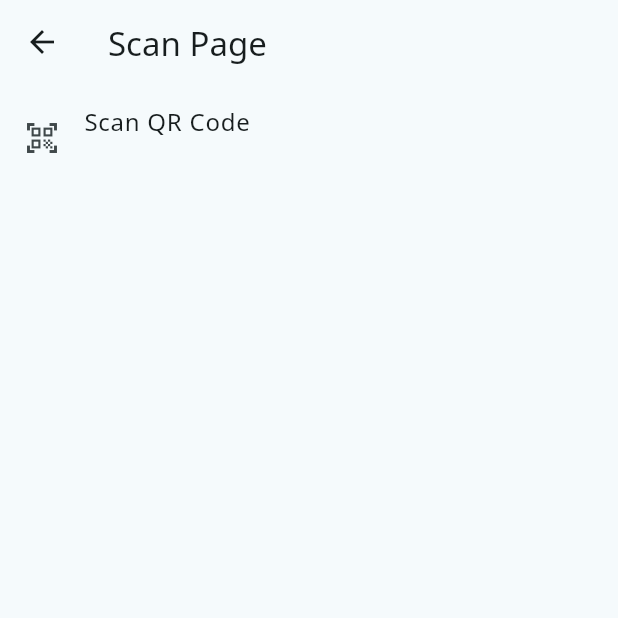
After one commit to FibreCase/FibreKitsApp, a Flutter app: the screen it shows after launch, in the side drawer, after a tap on "Scan", on a phone screen of 412 x 824 dp, the top half of it. The commit adds this screen. Run offline on Flutter 3.47's test engine with Material 3 defaults, Android fonts, the phone set to English and light mode, and no system bars; drawn by our look-alikes of dynamic_color; our stand-ins replace get, google_fonts, socket_io_client; missing offline and left inert: mobile_scanner.

Commit message:
添加扫码功能

```diff
--- a/lib/pages/main_struct.dart
+++ b/lib/pages/main_struct.dart
@@ -1,5 +1,6 @@
 import 'package:fibre_kits/pages/home_page.dart';
 import 'package:fibre_kits/pages/messager_page.dart';
+import 'package:fibre_kits/pages/scan_page.dart';
 import 'package:fibre_kits/pages/settings_page.dart';
 import 'package:flutter/material.dart';
 import 'package:get/get.dart';
@@ -58,6 +59,21 @@ class MainStruct extends StatelessWidget {
                 });
               },
             ),
+            ListTile(
+              title: const Text('Scan'),
+              subtitle: const Text('扫码'),
+              leading: const Icon(Icons.qr_code),
+              onTap: () {
+                Get.back();
+                Future.delayed(const Duration(milliseconds: 100), () {
+                  Get.to(
+                  () => const ScanPage(),
+                  transition: Transition.rightToLeft,
+                  duration: const Duration(milliseconds: 300),
+                  );
+                });
+              },
+            ),
             const Divider(),
             ListTile(
               title: const Text('Settings'),
--- /dev/null
+++ b/lib/pages/scan_page.dart
@@ -0,0 +1,63 @@
+import 'package:fibre_kits/get/controllers.dart';
+import 'package:flutter/material.dart';
+import 'package:mobile_scanner/mobile_scanner.dart';
+import 'package:get/get.dart';
+
+class ScanPage extends StatelessWidget {
+  const ScanPage({super.key});
+
+  @override
+  Widget build(BuildContext context) {
+    StringController scanResultStringController = Get.put(
+      StringController(),
+      tag: 'scanResult',
+    );
+
+    return Scaffold(
+      appBar: AppBar(title: const Text('Scan Page')),
+      body: ListView(
+        children: [
+          Obx(
+            () => ListTile(
+              title: const Text('Scan QR Code'),
+              subtitle: Text(scanResultStringController.stringValue.value),
+              leading: const Icon(Icons.qr_code_scanner),
+              onTap: () async {
+                scanResultStringController.updateString('');
+                final result = await showDialog<String>(
+                  context: context,
+                  builder: (context) => ScanAlone(),
+                );
+                if (result != null) {
+                  scanResultStringController.updateString(result);
+                }
+              },
+            ),
+          ),
+        ],
+      ),
+    );
+  }
+}
+
+class ScanAlone extends StatelessWidget {
+  const ScanAlone({super.key});
+
+  @override
+  Widget build(BuildContext context) {
+    return Scaffold(
+      appBar: AppBar(title: const Text('Scan Alone')),
+      body: MobileScanner(
+        controller: MobileScannerController(autoStart: true),
+        onDetect: (barcode) {
+          // for (final barcode in barcode.barcodes) {
+          //   if (barcode.rawValue != null) {
+          //     final String code = barcode.rawValue!;
+          //   }
+          // }
+          Navigator.of(context).pop(barcode.barcodes.first.rawValue);
+        },
+      ),
+    );
+  }
+}
```
